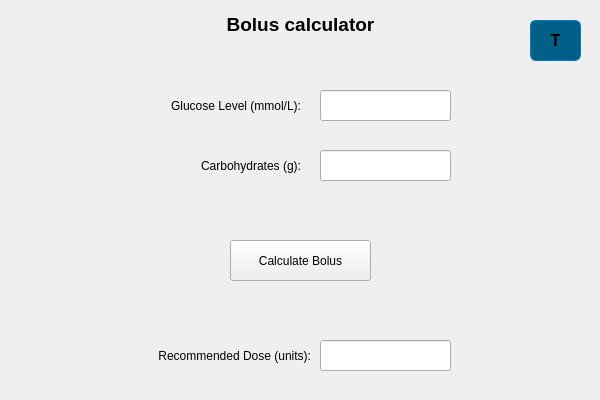
Qt form code/boluscalculator.ui (xHWAHx/InsulinPumpSimulator-Group35) before a commit.
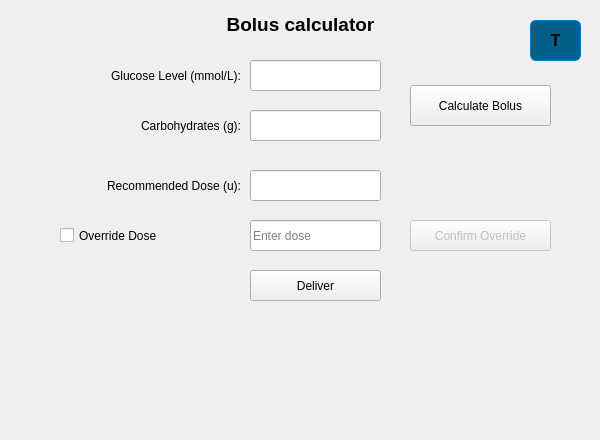
The same form after that commit.

Patch:
```diff
--- a/code/boluscalculator.ui
+++ b/code/boluscalculator.ui
@@ -7,53 +7,69 @@
     <x>0</x>
     <y>0</y>
     <width>600</width>
-    <height>400</height>
+    <height>440</height>
    </rect>
   </property>
   <property name="windowTitle">
    <string>Form</string>
   </property>
-  <widget class="QLineEdit" name="inputCarbs">
+  <widget class="QLabel" name="labelGlucose">
    <property name="geometry">
     <rect>
-     <x>320</x>
-     <y>150</y>
-     <width>131</width>
+     <x>60</x>
+     <y>60</y>
+     <width>181</width>
      <height>31</height>
     </rect>
    </property>
+   <property name="text">
+    <string>Glucose Level (mmol/L):</string>
+   </property>
+   <property name="alignment">
+    <set>Qt::AlignRight|Qt::AlignTrailing|Qt::AlignVCenter</set>
+   </property>
   </widget>
   <widget class="QLineEdit" name="inputGlucose">
    <property name="geometry">
     <rect>
-     <x>320</x>
-     <y>90</y>
+     <x>250</x>
+     <y>60</y>
      <width>131</width>
      <height>31</height>
     </rect>
    </property>
   </widget>
-  <widget class="QLabel" name="labelResult">
+  <widget class="QLabel" name="labelCarbs">
    <property name="geometry">
     <rect>
-     <x>100</x>
-     <y>340</y>
-     <width>211</width>
+     <x>60</x>
+     <y>110</y>
+     <width>181</width>
      <height>31</height>
     </rect>
    </property>
    <property name="text">
-    <string>Recommended Dose (units):</string>
+    <string>Carbohydrates (g):</string>
    </property>
    <property name="alignment">
     <set>Qt::AlignRight|Qt::AlignTrailing|Qt::AlignVCenter</set>
    </property>
   </widget>
+  <widget class="QLineEdit" name="inputCarbs">
+   <property name="geometry">
+    <rect>
+     <x>250</x>
+     <y>110</y>
+     <width>131</width>
+     <height>31</height>
+    </rect>
+   </property>
+  </widget>
   <widget class="QPushButton" name="btnCalculate">
    <property name="geometry">
     <rect>
-     <x>230</x>
-     <y>240</y>
+     <x>410</x>
+     <y>85</y>
      <width>141</width>
      <height>41</height>
     </rect>
@@ -62,6 +78,95 @@
     <string>Calculate Bolus</string>
    </property>
   </widget>
+  <widget class="QLabel" name="labelResult">
+   <property name="geometry">
+    <rect>
+     <x>60</x>
+     <y>170</y>
+     <width>181</width>
+     <height>31</height>
+    </rect>
+   </property>
+   <property name="text">
+    <string>Recommended Dose (u):</string>
+   </property>
+   <property name="alignment">
+    <set>Qt::AlignRight|Qt::AlignTrailing|Qt::AlignVCenter</set>
+   </property>
+  </widget>
+  <widget class="QLineEdit" name="outputResult">
+   <property name="geometry">
+    <rect>
+     <x>250</x>
+     <y>170</y>
+     <width>131</width>
+     <height>31</height>
+    </rect>
+   </property>
+   <property name="readOnly">
+    <bool>true</bool>
+   </property>
+  </widget>
+  <widget class="QCheckBox" name="overrideCheckbox">
+   <property name="geometry">
+    <rect>
+     <x>60</x>
+     <y>220</y>
+     <width>160</width>
+     <height>31</height>
+    </rect>
+   </property>
+   <property name="text">
+    <string>Override Dose</string>
+   </property>
+  </widget>
+  <widget class="QLineEdit" name="overrideDoseInput">
+   <property name="geometry">
+    <rect>
+     <x>250</x>
+     <y>220</y>
+     <width>131</width>
+     <height>31</height>
+    </rect>
+   </property>
+   <property name="placeholderText">
+    <string>Enter dose</string>
+   </property>
+   <property name="readOnly">
+    <bool>true</bool>
+   </property>
+  </widget>
+  <widget class="QPushButton" name="btnOverrideConfirm">
+   <property name="geometry">
+    <rect>
+     <x>410</x>
+     <y>220</y>
+     <width>141</width>
+     <height>31</height>
+    </rect>
+   </property>
+   <property name="text">
+    <string>Confirm Override</string>
+   </property>
+   <property name="enabled">
+    <bool>false</bool>
+   </property>
+  </widget>
+
+  <widget class="QPushButton" name="btnDeliver">
+   <property name="geometry">
+    <rect>
+     <x>250</x>
+     <y>270</y>
+     <width>131</width>
+     <height>31</height>
+    </rect>
+   </property>
+   <property name="text">
+    <string>Deliver</string>
+   </property>
+  </widget>
+
   <widget class="QPushButton" name="logoButton">
    <property name="geometry">
     <rect>
@@ -96,51 +201,6 @@
     <string>T</string>
    </property>
   </widget>
-  <widget class="QLabel" name="labelCarbs">
-   <property name="geometry">
-    <rect>
-     <x>110</x>
-     <y>150</y>
-     <width>191</width>
-     <height>31</height>
-    </rect>
-   </property>
-   <property name="text">
-    <string>Carbohydrates (g):</string>
-   </property>
-   <property name="alignment">
-    <set>Qt::AlignRight|Qt::AlignTrailing|Qt::AlignVCenter</set>
-   </property>
-  </widget>
-  <widget class="QLineEdit" name="outputResult">
-   <property name="geometry">
-    <rect>
-     <x>320</x>
-     <y>340</y>
-     <width>131</width>
-     <height>31</height>
-    </rect>
-   </property>
-   <property name="readOnly">
-    <bool>true</bool>
-   </property>
-  </widget>
-  <widget class="QLabel" name="labelGlucose">
-   <property name="geometry">
-    <rect>
-     <x>120</x>
-     <y>90</y>
-     <width>181</width>
-     <height>31</height>
-    </rect>
-   </property>
-   <property name="text">
-    <string>Glucose Level (mmol/L):</string>
-   </property>
-   <property name="alignment">
-    <set>Qt::AlignRight|Qt::AlignTrailing|Qt::AlignVCenter</set>
-   </property>
-  </widget>
   <widget class="QLabel" name="label">
    <property name="geometry">
     <rect>
```
